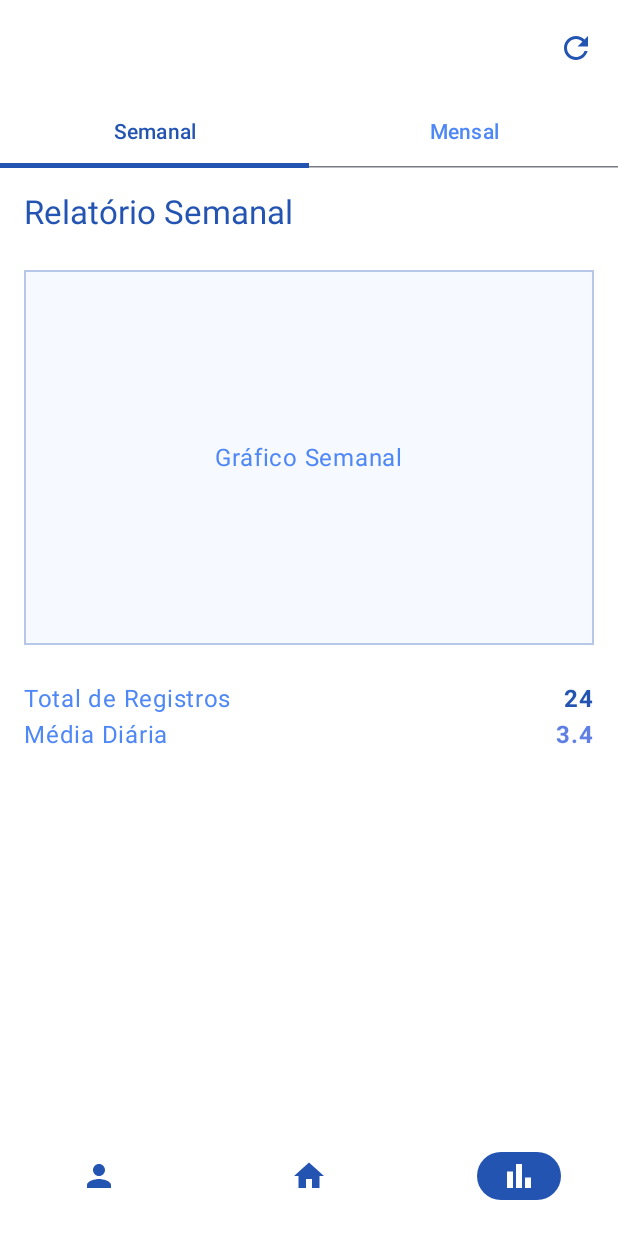
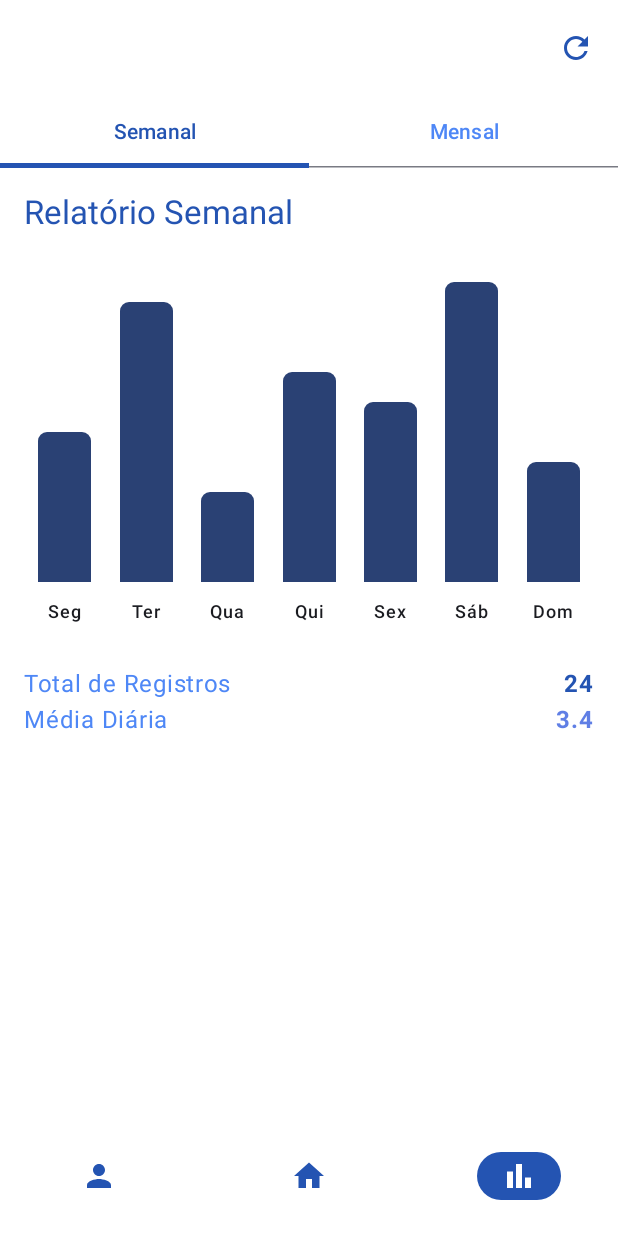
Before and after one commit to YannLeao/Respira-Mais-Mobile, an Android app built with Jetpack Compose: the reports screen opened through its navigation route, on a phone screen of 412 x 824 dp. Run offline under Robolectric (Android 15) with nearby library versions, the phone set to English and light mode, and no system bars.

Commit message:
feat: Relatório semanal

```diff
--- /dev/null
+++ b/app/src/main/java/com/yannk/respira/ui/components/WeeklyChart.kt
@@ -0,0 +1,127 @@
+// WeeklyChart.kt
+package com.yannk.respira.ui.components // Mude para o seu pacote
+
+import androidx.compose.foundation.background
+import androidx.compose.foundation.layout.*
+import androidx.compose.foundation.shape.RoundedCornerShape
+import androidx.compose.material3.MaterialTheme
+import androidx.compose.material3.Text
+import androidx.compose.runtime.Composable
+import androidx.compose.ui.Alignment
+import androidx.compose.ui.Modifier
+import androidx.compose.ui.draw.clip
+import androidx.compose.ui.text.font.FontWeight
+import androidx.compose.ui.tooling.preview.Preview
+import androidx.compose.ui.unit.Dp
+import androidx.compose.ui.unit.dp
+import androidx.compose.ui.unit.sp
+
+
+@Composable
+fun WeeklyChart(
+    data: List<Pair<String, Float>>,
+    modifier: Modifier = Modifier,
+    chartHeight: Dp = 200.dp
+) {
+    // Se não houver dados, não renderiza nada.
+    if (data.isEmpty()) {
+        Box(
+            modifier = modifier
+                .height(chartHeight)
+                .fillMaxWidth(),
+            contentAlignment = Alignment.Center
+        ) {
+            Text("Sem dados para exibir")
+        }
+        return
+    }
+
+    val maxValue = data.maxOfOrNull { it.second } ?: 1f
+
+    Row(
+        modifier = modifier
+            .fillMaxWidth()
+            .height(chartHeight + 40.dp),
+        horizontalArrangement = Arrangement.SpaceAround,
+        verticalAlignment = Alignment.Bottom
+    ) {
+        // 2. Itera sobre cada item da lista de dados para criar uma barra.
+        data.forEach { reportData ->
+
+            // 3. Calcula a altura da barra proporcionalmente ao valor máximo.
+            val barHeight = (reportData.second / maxValue) * chartHeight.value
+
+            // Chama o Composable que desenha a barra individualmente
+            ChartBar(
+                day = reportData.first,
+                height = barHeight.dp
+            )
+        }
+    }
+}
+
+/**
+ * Composable interno que representa uma única barra e seu rótulo.
+ */
+@Composable
+private fun ChartBar(
+    day: String,
+    height: Dp,
+    modifier: Modifier = Modifier
+) {
+    Column(
+        modifier = modifier,
+        horizontalAlignment = Alignment.CenterHorizontally,
+        verticalArrangement = Arrangement.Bottom
+    ) {
+        // A barra visual
+        Box(
+            modifier = Modifier
+                .width(35.dp)
+                .height(height)
+                .clip(RoundedCornerShape(topStart = 6.dp, topEnd = 6.dp))
+                .background(MaterialTheme.colorScheme.primary)
+        )
+        Spacer(modifier = Modifier.height(8.dp))
+        // O rótulo do dia
+        Text(
+            text = day,
+            fontWeight = FontWeight.Medium,
+            fontSize = 12.sp
+        )
+    }
+}
+
+
+// --- Preview para Visualização no Android Studio ---
+
+@Preview(showBackground = true, widthDp = 380)
+@Composable
+fun WeeklyChartPreview() {
+    val sampleData: List<Pair<String, Float>> = listOf(
+        Pair("Seg", 150f),
+        Pair("Ter", 280f),
+        Pair("Qua", 90f),
+        Pair("Qui", 210f),
+        Pair("Sex", 180f),
+        Pair("Sáb", 300f),
+        Pair("Dom", 120f)
+    )
+
+    // Use um tema se tiver, ou um Surface para definir um fundo.
+    MaterialTheme {
+        Box(modifier = Modifier.padding(16.dp)) {
+            WeeklyChart(data = sampleData)
+        }
+    }
+}
+
+@Preview(showBackground = true, widthDp = 380)
+@Composable
+fun WeeklyChartEmptyPreview() {
+    MaterialTheme {
+        Box(modifier = Modifier.padding(16.dp)) {
+            WeeklyChart(data = emptyList())
+        }
+    }
+}
--- a/app/src/main/java/com/yannk/respira/ui/components/WeeklyReports.kt
+++ b/app/src/main/java/com/yannk/respira/ui/components/WeeklyReports.kt
@@ -17,14 +17,17 @@ import androidx.compose.ui.Alignment
 import androidx.compose.ui.Modifier
 import androidx.compose.ui.graphics.Color
 import androidx.compose.ui.text.font.FontWeight
+import androidx.compose.ui.tooling.preview.Preview
 import androidx.compose.ui.unit.dp
+import com.yannk.respira.ui.components.WeeklyChart
 import com.yannk.respira.ui.theme.AzulClaro
 import com.yannk.respira.ui.theme.AzulMedio
 import com.yannk.respira.ui.theme.ButtonColor
 import com.yannk.respira.ui.theme.TextColor
-
+@Preview
 @Composable
 fun WeeklyReports() {
+
     Column(
         modifier = Modifier
             .fillMaxSize()
@@ -37,16 +40,19 @@ fun WeeklyReports() {
             color = ButtonColor
         )
 
-        Box(
-            modifier = Modifier
-                .fillMaxWidth()
-                .height(250.dp)
-                .background(AzulClaro.copy(alpha = 0.1f))
-                .border(1.dp, ButtonColor.copy(alpha = 0.3f)),
-            contentAlignment = Alignment.Center
-        ) {
-            Text("Gráfico Semanal", color = TextColor)
-        }
+
+            val weeklyData: List<Pair<String, Float>> = listOf(
+                Pair("Seg", 150f),
+                Pair("Ter", 280f),
+                Pair("Qua", 90f),
+                Pair("Qui", 210f),
+                Pair("Sex", 180f),
+                Pair("Sáb", 300f),
+                Pair("Dom", 120f)
+            )
+
+            WeeklyChart(data = weeklyData)
+
 
         Column {
             MetricItem("Total de Registros", "24", ButtonColor)
--- a/app/src/main/java/com/yannk/respira/ui/screens/ReportsScreen.kt
+++ b/app/src/main/java/com/yannk/respira/ui/screens/ReportsScreen.kt
@@ -17,9 +17,11 @@ import androidx.compose.runtime.remember
 import androidx.compose.runtime.setValue
 import androidx.compose.ui.Modifier
 import androidx.compose.ui.graphics.Color
+import androidx.compose.ui.tooling.preview.Preview
 import androidx.compose.ui.unit.dp
 import androidx.hilt.navigation.compose.hiltViewModel
 import androidx.navigation.NavHostController
+import androidx.navigation.compose.rememberNavController
 import com.yannk.respira.ui.components.BottomBar
 import com.yannk.respira.ui.components.MonthlyReports
 import com.yannk.respira.ui.components.TopBar
@@ -31,15 +33,14 @@ import com.yannk.respira.ui.viewmodel.ReportsViewModel
 
 @Composable
 fun ReportsScreen(
-    navController: NavHostController,
-    viewModel: ReportsViewModel = hiltViewModel()
+    navController: NavHostController
+    //viewModel: ReportsViewModel = hiltViewModel()
 ) {
     var selectedTab by remember { mutableStateOf(ReportTab.WEEKLY) }
 
     Scaffold(
-        topBar = {
-            TopBar(
-                onReload = { viewModel.refreshData() }
+        topBar = { TopBar(
+                onReload = {/* viewModel.refreshData()*/ }
             )
         },
         bottomBar = {
@@ -94,3 +95,9 @@ enum class ReportTab(val title: String) {
     WEEKLY("Semanal"),
     MONTHLY("Mensal")
 }
+
+@Preview
+@Composable
+private fun ReportsScreenPrev() {
+    ReportsScreen(navController = rememberNavController())
+}
```
